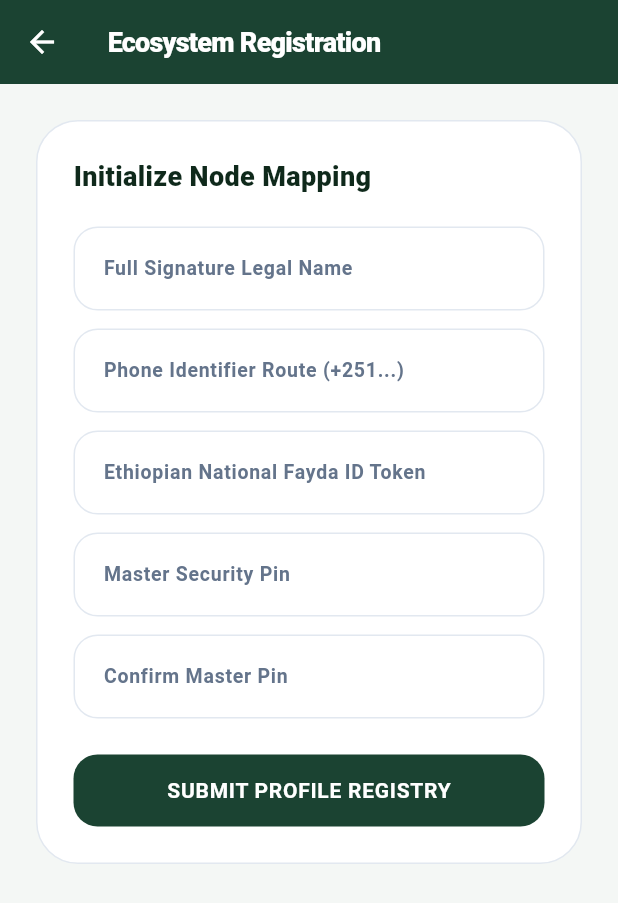
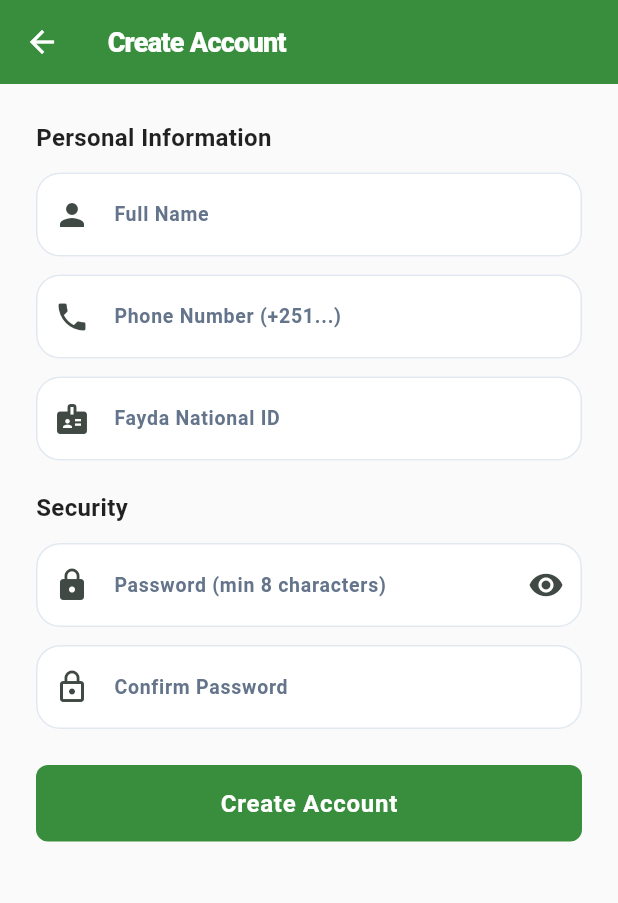
Before and after one commit to selamawitsh/Agri_Yield, a Flutter app: the RegisterScreen screen opened by its route, on a phone screen of 412 x 824 dp. Shown: the top 903 px of the screen. Run offline on Flutter 3.47's test engine with Material 3 defaults, Android fonts, the light colour scheme and no system bars; our stand-ins replace dio, image_picker, shared_preferences; accounts and stored records are empty.

Commit message:
feat(farmer-mobile): update registration screen and API service

```diff
--- a/frontend/farmer_mobile_app/lib/screens/register_screen.dart
+++ b/frontend/farmer_mobile_app/lib/screens/register_screen.dart
@@ -3,88 +3,194 @@ import '../services/auth_service.dart';
 
 class RegisterScreen extends StatefulWidget {
   const RegisterScreen({super.key});
-
   @override
   State<RegisterScreen> createState() => _RegisterScreenState();
 }
 
 class _RegisterScreenState extends State<RegisterScreen> {
-  final _nameController = TextEditingController();
-  final _phoneController = TextEditingController();
-  final _faydaController = TextEditingController();
-  final _passwordController = TextEditingController();
-  final _confirmController = TextEditingController();
-  final _otpController = TextEditingController();
-  final _authService = AuthService();
+  final _nameCtrl    = TextEditingController();
+  final _phoneCtrl   = TextEditingController();
+  final _faydaCtrl   = TextEditingController();
+  final _passCtrl    = TextEditingController();
+  final _confirmCtrl = TextEditingController();
+  final _otpCtrl     = TextEditingController();
+  final _auth        = AuthService();
 
-  bool _loading = false;
-  bool _otpSent = false;
+  bool _loading  = false;
+  bool _otpSent  = false;
+  bool _obscure  = true;
+  String _error  = '';
 
   Future<void> _register() async {
-    if (_passwordController.text != _confirmController.text) return;
-    setState(() => _loading = true);
-
-    final result = await _authService.register(
-      phone: _phoneController.text,
-      faydaId: _faydaController.text,
-      password: _passwordController.text,
-      fullName: _nameController.text,
+    if (_passCtrl.text != _confirmCtrl.text) {
+      setState(() => _error = 'Passwords do not match'); return;
+    }
+    if (_passCtrl.text.length < 8) {
+      setState(() => _error = 'Password must be at least 8 characters'); return;
+    }
+    setState(() { _loading = true; _error = ''; });
+    final result = await _auth.register(
+      phone: _phoneCtrl.text,
+      faydaId: _faydaCtrl.text,
+      password: _passCtrl.text,
+      fullName: _nameCtrl.text,
     );
-
     setState(() => _loading = false);
-
-    if (result['success']) {
+    if (result['success'] == true) {
       setState(() => _otpSent = true);
+    } else {
+      setState(() => _error = result['message'] ?? 'Registration failed');
     }
   }
 
   Future<void> _verifyOtp() async {
-    setState(() => _loading = true);
-    final result = await _authService.verifyOtp(phone: _phoneController.text, otpCode: _otpController.text);
+    setState(() { _loading = true; _error = ''; });
+    final result = await _auth.verifyOtp(
+      phone: _phoneCtrl.text,
+      otpCode: _otpCtrl.text,
+    );
     setState(() => _loading = false);
-    if (result['success']) {
-      Navigator.pop(context);
+    if (result['success'] == true) {
+      if (mounted) {
+        ScaffoldMessenger.of(context).showSnackBar(
+          const SnackBar(content: Text('Account created! Please login.')));
+        Navigator.pushReplacementNamed(context, '/login');
+      }
+    } else {
+      setState(() => _error = result['message'] ?? 'OTP verification failed');
     }
   }
 
   @override
   Widget build(BuildContext context) {
     return Scaffold(
-      appBar: AppBar(title: const Text('Ecosystem Registration')),
+      backgroundColor: Colors.grey[50],
+      appBar: AppBar(
+        title: Text(_otpSent ? 'Verify Phone' : 'Create Account'),
+        backgroundColor: Colors.green[700],
+        foregroundColor: Colors.white,
+      ),
       body: SingleChildScrollView(
-        padding: const EdgeInsets.all(24),
-        child: Container(
-          decoration: BoxDecoration(
-            color: Colors.white,
-            borderRadius: BorderRadius.circular(28),
-            border: Border.all(color: const Color(0xFFE2E8F0)),
-          ),
         padding: const EdgeInsets.all(24),
         child: Column(
           crossAxisAlignment: CrossAxisAlignment.stretch,
           children: [
-              Text(_otpSent ? 'Enter Gateway Verification' : 'Initialize Node Mapping', style: const TextStyle(fontSize: 18, fontWeight: FontWeight.w900, color: Color(0xFF0F291B))),
+            if (_error.isNotEmpty)
+              Container(
+                padding: const EdgeInsets.all(12),
+                margin: const EdgeInsets.only(bottom: 16),
+                decoration: BoxDecoration(
+                  color: Colors.red[50],
+                  border: Border.all(color: Colors.red[200]!),
+                  borderRadius: BorderRadius.circular(8),
+                ),
+                child: Text(_error, style: TextStyle(color: Colors.red[700], fontSize: 13)),
+              ),
+
+            if (!_otpSent) ...[
+              const Text('Personal Information',
+                  style: TextStyle(fontWeight: FontWeight.bold, fontSize: 16, color: Colors.black87)),
+              const SizedBox(height: 12),
+              _field(_nameCtrl, 'Full Name', Icons.person),
+              const SizedBox(height: 12),
+              _field(_phoneCtrl, 'Phone Number (+251...)', Icons.phone, type: TextInputType.phone),
+              const SizedBox(height: 12),
+              _field(_faydaCtrl, 'Fayda National ID', Icons.badge),
               const SizedBox(height: 20),
-              if (!_otpSent) ...[
-                TextField(controller: _nameController, decoration: const InputDecoration(labelText: 'Full Signature Legal Name')),
+              const Text('Security',
+                  style: TextStyle(fontWeight: FontWeight.bold, fontSize: 16, color: Colors.black87)),
               const SizedBox(height: 12),
-                TextField(controller: _phoneController, decoration: const InputDecoration(labelText: 'Phone Identifier Route (+251...)')),
+              TextField(
+                controller: _passCtrl,
+                obscureText: _obscure,
+                decoration: InputDecoration(
+                  labelText: 'Password (min 8 characters)',
+                  prefixIcon: const Icon(Icons.lock),
+                  suffixIcon: IconButton(
+                    icon: Icon(_obscure ? Icons.visibility : Icons.visibility_off),
+                    onPressed: () => setState(() => _obscure = !_obscure),
+                  ),
+                  border: const OutlineInputBorder(),
+                  filled: true, fillColor: Colors.white,
+                ),
+              ),
               const SizedBox(height: 12),
-                TextField(controller: _faydaController, decoration: const InputDecoration(labelText: 'Ethiopian National Fayda ID Token')),
+              TextField(
+                controller: _confirmCtrl,
+                obscureText: true,
+                decoration: const InputDecoration(
+                  labelText: 'Confirm Password',
+                  prefixIcon: Icon(Icons.lock_outline),
+                  border: OutlineInputBorder(),
+                  filled: true, fillColor: Colors.white,
+                ),
+              ),
+              const SizedBox(height: 24),
+              ElevatedButton(
+                onPressed: _loading ? null : _register,
+                style: ElevatedButton.styleFrom(
+                  backgroundColor: Colors.green[700],
+                  padding: const EdgeInsets.symmetric(vertical: 16),
+                  shape: RoundedRectangleBorder(borderRadius: BorderRadius.circular(8)),
+                ),
+                child: _loading
+                    ? const CircularProgressIndicator(color: Colors.white)
+                    : const Text('Create Account', style: TextStyle(fontSize: 16, color: Colors.white)),
+              ),
+            ] else ...[
+              const Icon(Icons.sms, size: 64, color: Colors.green),
+              const SizedBox(height: 16),
+              Text('Enter the 6-digit code sent to ${_phoneCtrl.text}',
+                  textAlign: TextAlign.center,
+                  style: const TextStyle(fontSize: 16, color: Colors.black87)),
+              const SizedBox(height: 24),
+              TextField(
+                controller: _otpCtrl,
+                keyboardType: TextInputType.number,
+                maxLength: 6,
+                textAlign: TextAlign.center,
+                style: const TextStyle(fontSize: 28, fontWeight: FontWeight.bold, letterSpacing: 8),
+                decoration: const InputDecoration(
+                  labelText: 'OTP Code',
+                  border: OutlineInputBorder(),
+                  filled: true, fillColor: Colors.white,
+                  counterText: '',
+                ),
+              ),
+              const SizedBox(height: 24),
+              ElevatedButton(
+                onPressed: _loading ? null : _verifyOtp,
+                style: ElevatedButton.styleFrom(
+                  backgroundColor: Colors.green[700],
+                  padding: const EdgeInsets.symmetric(vertical: 16),
+                  shape: RoundedRectangleBorder(borderRadius: BorderRadius.circular(8)),
+                ),
+                child: _loading
+                    ? const CircularProgressIndicator(color: Colors.white)
+                    : const Text('Verify OTP', style: TextStyle(fontSize: 16, color: Colors.white)),
+              ),
               const SizedBox(height: 12),
-                TextField(controller: _passwordController, decoration: const InputDecoration(labelText: 'Master Security Pin'), obscureText: true),
-                const SizedBox(height: 12),
-                TextField(controller: _confirmController, decoration: const InputDecoration(labelText: 'Confirm Master Pin'), obscureText: true),
-                const SizedBox(height: 24),
-                ElevatedButton(onPressed: _register, child: _loading ? const CircularProgressIndicator(color: Colors.white) : const Text('SUBMIT PROFILE REGISTRY')),
-              ] else ...[
-                TextField(controller: _otpController, decoration: const InputDecoration(labelText: 'Enter Terminal OTP Pin'), keyboardType: TextInputType.number),
-                const SizedBox(height: 24),
-                ElevatedButton(onPressed: _verifyOtp, child: _loading ? const CircularProgressIndicator(color: Colors.white) : const Text('VERIFY SECURE OTP')),
+              TextButton(
+                onPressed: () => setState(() => _otpSent = false),
+                child: const Text('← Back to registration'),
+              ),
             ],
           ],
         ),
       ),
+    );
+  }
+
+  Widget _field(TextEditingController ctrl, String label, IconData icon,
+      {TextInputType type = TextInputType.text}) {
+    return TextField(
+      controller: ctrl,
+      keyboardType: type,
+      decoration: InputDecoration(
+        labelText: label,
+        prefixIcon: Icon(icon),
+        border: const OutlineInputBorder(),
+        filled: true, fillColor: Colors.white,
       ),
     );
   }
```
Also changed, not shown: frontend/farmer_mobile_app/lib/services/api_service.dart (+46 -12 lines). Lines whose indentation alone changed are shown as unchanged.
